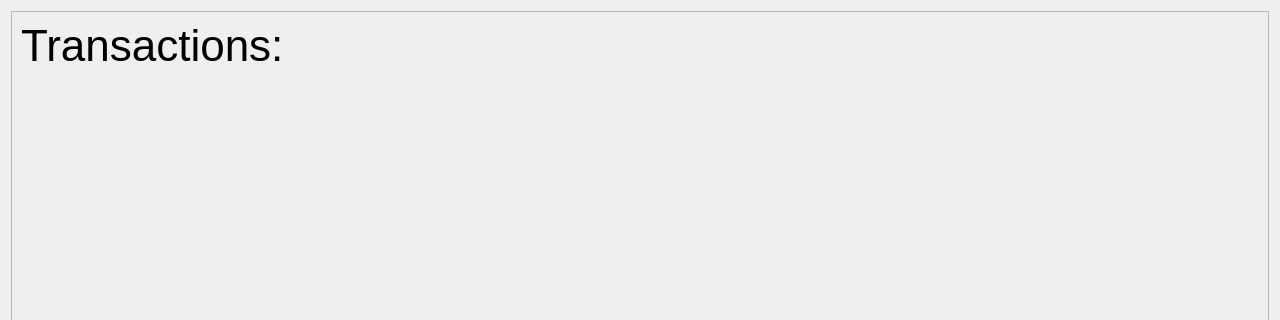
Old version of the form Ds_project/transactionhistory.ui in the repository mohamed-khalid-gamal/Ds_Project; both pictures show x 0 to 1280 and y 0 to 320 of the 1280 by 720 pixel window.
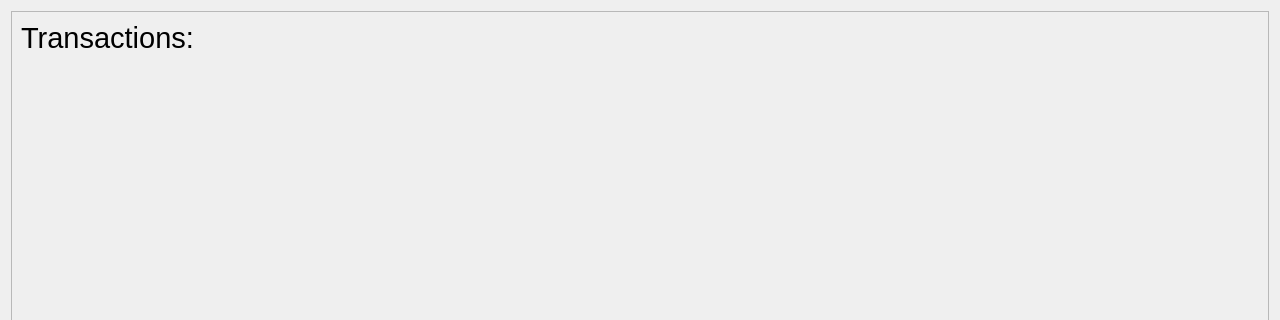
New version of the form.

Patch:
```diff
--- a/Ds_project/transactionhistory.ui
+++ b/Ds_project/transactionhistory.ui
@@ -36,7 +36,7 @@
         <widget class="QLabel" name="label">
          <property name="font">
           <font>
-           <pointsize>33</pointsize>
+           <pointsize>22</pointsize>
           </font>
          </property>
          <property name="text">
```
